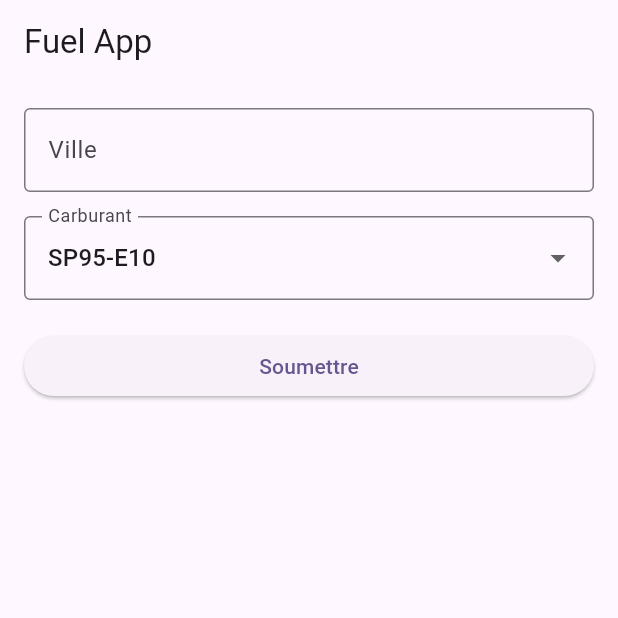
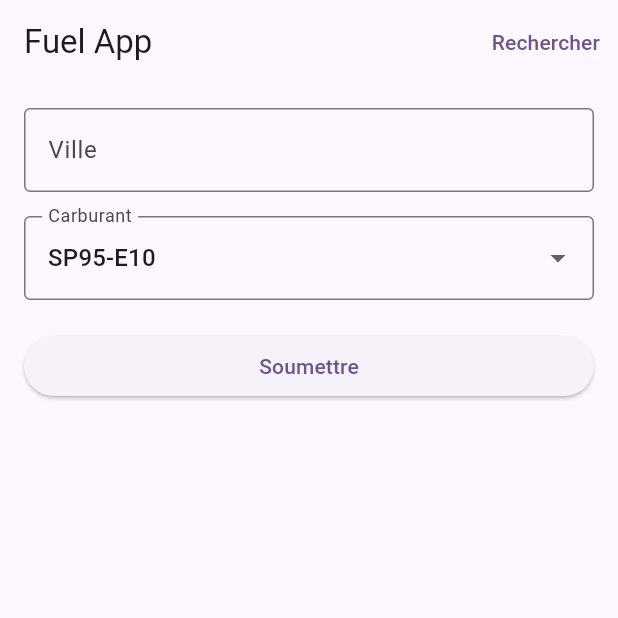
Before and after one commit to GabinTas/FuelApp, a Flutter app: the screen it shows after launch, on a phone screen of 412 x 824 dp, the top half of it. Run offline on Flutter 3.47's test engine with Material 3 defaults, Android fonts, the phone set to English and light mode, and no system bars.

Commit message:
Formulaire cacher après recherche + Boutton recherche pour revenir sur le formulaire

```diff
--- a/lib/screens/home_screen.dart
+++ b/lib/screens/home_screen.dart
@@ -14,6 +14,7 @@ class _MyFuelApp extends State<MyFuelApp> {
   Future<List<Station>>? _stationsFuture;
   final _formKey = GlobalKey<FormState>();
   bool _triCroissant = true;
+  bool _formulaireVisible = true;
 
   final TextEditingController _ville = TextEditingController();
   String _carburantChoisi = 'e10';
@@ -31,6 +32,7 @@ class _MyFuelApp extends State<MyFuelApp> {
           _ville.text,
           _carburantChoisi,
         );
+        _formulaireVisible = false;
       });
     }
   }
@@ -43,11 +45,24 @@ class _MyFuelApp extends State<MyFuelApp> {
   @override
   Widget build(BuildContext context) {
     return Scaffold(
-      appBar: AppBar(title: const Text('Fuel App')),
+      appBar: AppBar(
+        title: const Text('Fuel App'),
+        actions: [
+          TextButton(
+            onPressed: () => {
+              setState(() {
+                _formulaireVisible = true;
+              }),
+            },
+            child: const Text("Rechercher"),
+          ),
+        ],
+      ),
       body: Padding(
         padding: const EdgeInsets.all(16.0),
         child: Column(
           children: [
+            if (_formulaireVisible == true)
               Form(
                 key: _formKey,
                 child: Column(
@@ -75,7 +90,10 @@ class _MyFuelApp extends State<MyFuelApp> {
                         border: OutlineInputBorder(),
                       ),
                       items: const [
-                      DropdownMenuItem(value: 'gazole', child: Text('Gazole')),
+                        DropdownMenuItem(
+                          value: 'gazole',
+                          child: Text('Gazole'),
+                        ),
                         DropdownMenuItem(value: 'sp95', child: Text('SP95')),
                         DropdownMenuItem(value: 'e10', child: Text('SP95-E10')),
                         DropdownMenuItem(value: 'sp98', child: Text('SP98')),
```
Lines whose indentation alone changed are shown as unchanged.
